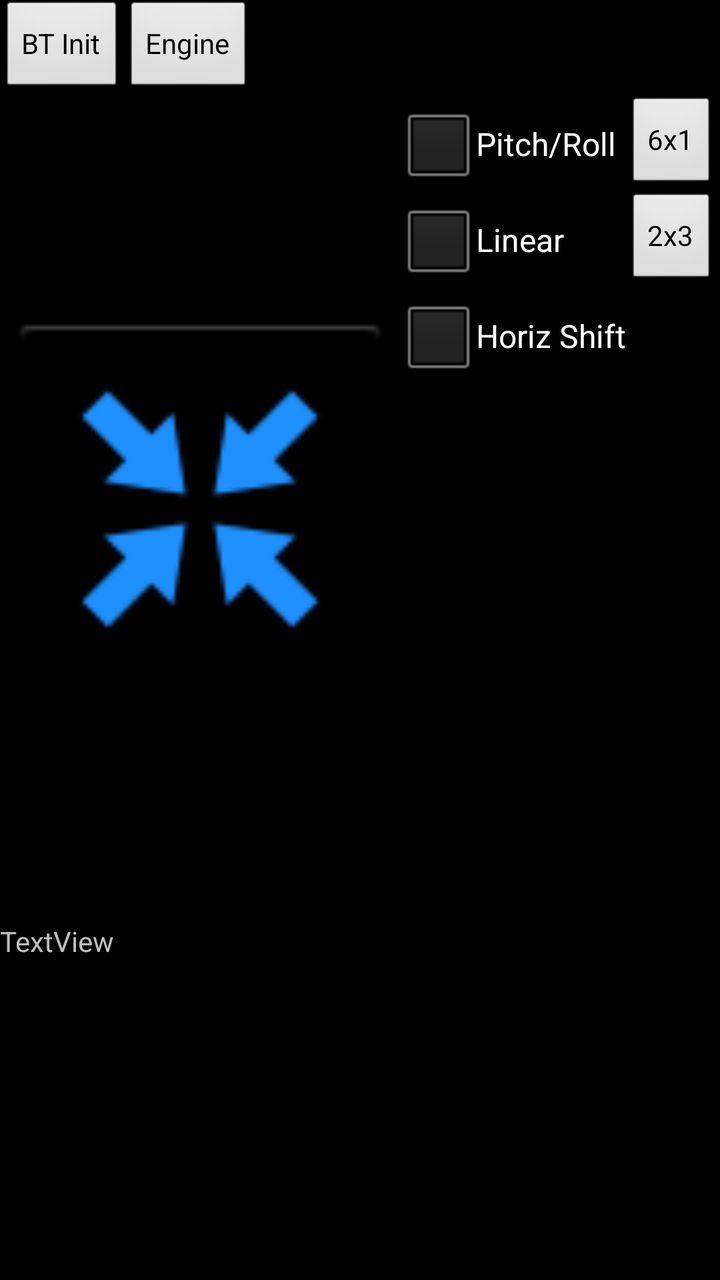
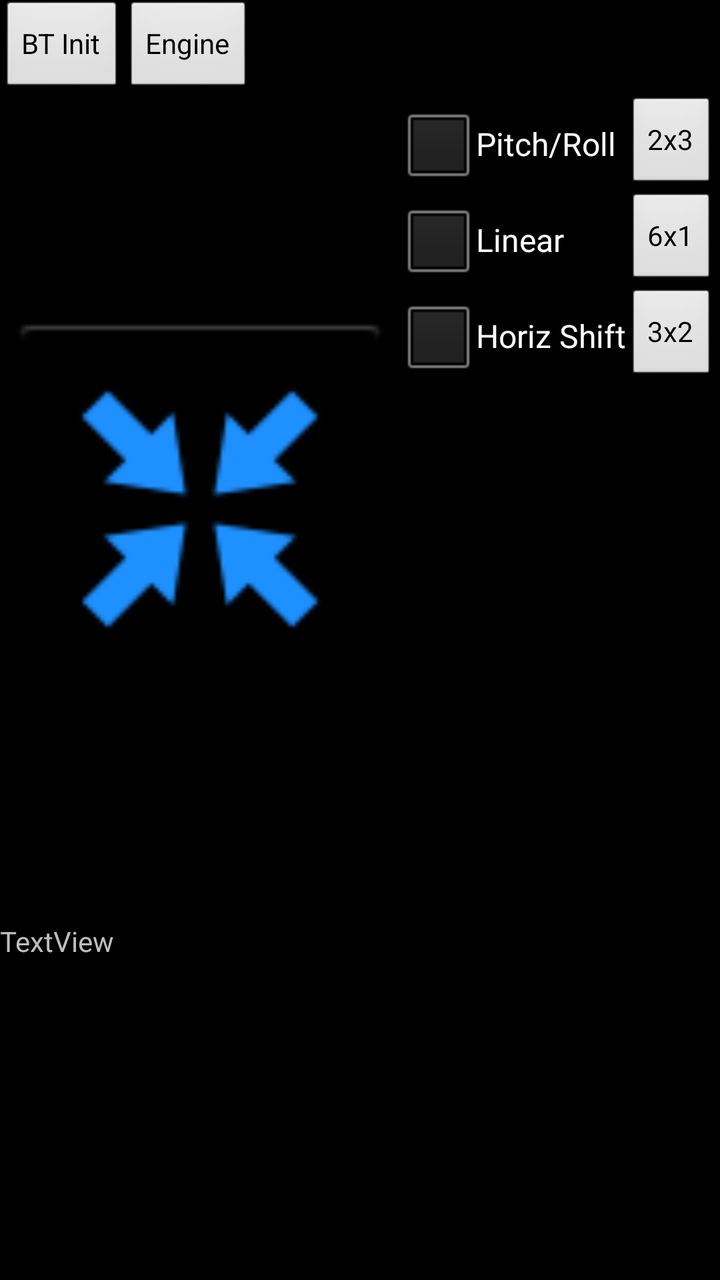

Before-and-after screenshots of an Android layout around one commit, followed by the original layout XML and the change that was made.
<!-- AndroidManifest.xml: application theme android:Theme.NoTitleBar -->
<!-- res/layout/activity_main.xml -->
<RelativeLayout xmlns:android="http://schemas.android.com/apk/res/android"
    xmlns:tools="http://schemas.android.com/tools"
    style="@style/AppTheme"
    android:layout_width="match_parent"
    android:layout_height="match_parent"
    tools:context=".MainActivity" >

    <LinearLayout
        android:layout_width="wrap_content"
        android:layout_height="wrap_content"
        android:layout_alignParentBottom="true"
        android:layout_alignParentRight="true"
        android:layout_alignParentTop="true"
        android:orientation="vertical" >

        <LinearLayout
            android:layout_width="597dp"
            android:layout_height="wrap_content" >

            <Button
                android:id="@+id/buttonBT"
                android:layout_width="wrap_content"
                android:layout_height="wrap_content"
                android:text="BT Init" />

            <Button
                android:id="@+id/buttonEngine"
                android:layout_width="wrap_content"
                android:layout_height="wrap_content"
                android:text="Engine" />

        </LinearLayout>

        <LinearLayout
            android:layout_width="fill_parent"
            android:layout_height="wrap_content"
            android:layout_weight="29.04" >

            <LinearLayout
                android:layout_width="200dp"
                android:layout_height="fill_parent"
                android:orientation="vertical" >

                <ImageView
                    android:id="@+id/movementAreaImage"
                    android:layout_width="fill_parent"
                    android:layout_height="fill_parent"
                    android:src="@drawable/ic_launcher" />

            </LinearLayout>

            <LinearLayout
                android:layout_width="wrap_content"
                android:layout_height="match_parent"
                android:orientation="vertical" >

                <CheckBox
                    android:id="@+id/checkBoxSensors"
                    android:layout_width="wrap_content"
                    android:layout_height="wrap_content"
                    android:text="Pitch/Roll" />

                <CheckBox
                    android:id="@+id/checkLinear"
                    android:layout_width="wrap_content"
                    android:layout_height="wrap_content"
                    android:text="Linear" />

                <CheckBox
                    android:id="@+id/checkBoxHorizShift"
                    android:layout_width="wrap_content"
                    android:layout_height="wrap_content"
                    android:text="Horiz Shift" />

            </LinearLayout>

            <LinearLayout
                android:layout_width="wrap_content"
                android:layout_height="match_parent"
                android:orientation="vertical" >

                <LinearLayout
                    android:layout_width="match_parent"
                    android:layout_height="wrap_content"
                    android:orientation="vertical" >
                </LinearLayout>

                <Button
                    android:id="@+id/buttonGait2"
                    android:layout_width="wrap_content"
                    android:layout_height="wrap_content"
                    android:text="6x1" />

                <Button
                    android:id="@+id/buttonGait1"
                    android:layout_width="wrap_content"
                    android:layout_height="wrap_content"
                    android:text="2x3" />

            </LinearLayout>

            <LinearLayout
                android:layout_width="200dp"
                android:layout_height="fill_parent"
                android:orientation="vertical" >

                <ImageView
                    android:id="@+id/bodyShiftArea"
                    android:layout_width="fill_parent"
                    android:layout_height="fill_parent"
                    android:src="@drawable/ic_launcher" />
            </LinearLayout>

        </LinearLayout>

        <LinearLayout
            android:layout_width="fill_parent"
            android:layout_height="wrap_content"
            android:layout_weight="17.26" >

            <TextView
                android:id="@+id/movementHint"
                android:layout_width="fill_parent"
                android:layout_height="wrap_content"
                android:layout_weight="0.23"
                android:text="TextView" />
        </LinearLayout>

    </LinearLayout>

</RelativeLayout>
<!-- resources referenced by this layout -->
<resources>
  <!-- drawable ic_launcher: png bitmap (drawable-hdpi, 1390 bytes) -->
  <style name="AppTheme" parent="AppBaseTheme">
          
      </style>
  <style name="AppBaseTheme" parent="android:Theme.Light">
          
      </style>
</resources>

<!-- the commit's change to res/layout/activity_main.xml (unified diff, before → after) -->
@@ -86,18 +86,24 @@
                 </LinearLayout>
 
                 <Button
+                    android:id="@+id/buttonGait1"
+                    android:layout_width="wrap_content"
+                    android:layout_height="wrap_content"
+                    android:text="2x3" />
+                            
+                <Button
                     android:id="@+id/buttonGait2"
                     android:layout_width="wrap_content"
                     android:layout_height="wrap_content"
                     android:text="6x1" />
 
                 <Button
-                    android:id="@+id/buttonGait1"
+                    android:id="@+id/buttonGait3"
                     android:layout_width="wrap_content"
                     android:layout_height="wrap_content"
-                    android:text="2x3" />
-
-            </LinearLayout>
+                    android:text="3x2" />
+                
+                </LinearLayout>
 
             <LinearLayout
                 android:layout_width="200dp"
